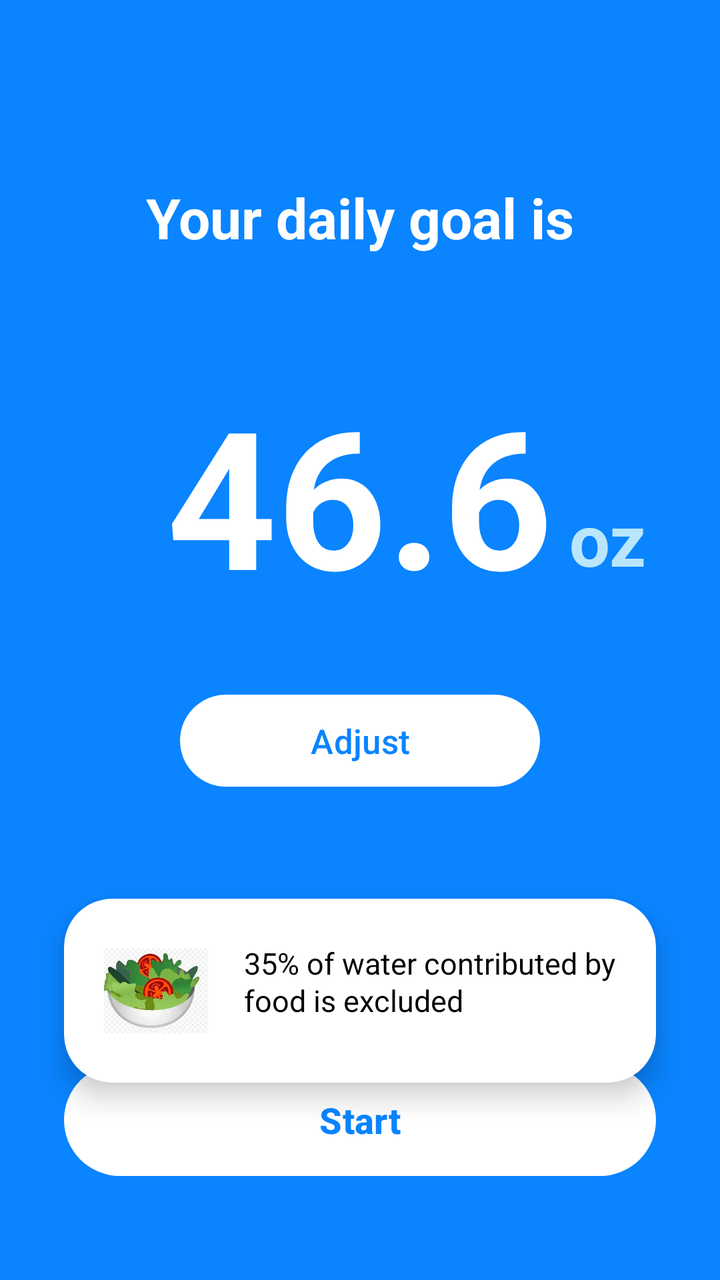
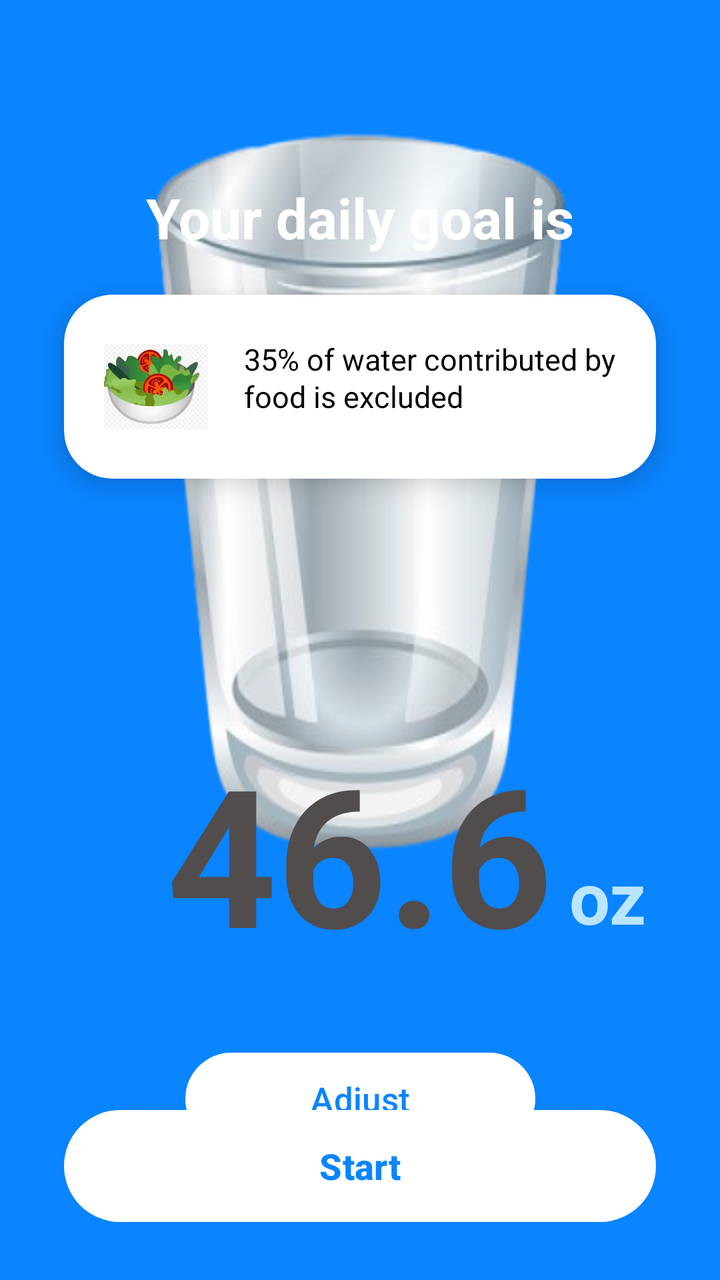

Compare the two renders of this Android layout. The source of the first and the diff that turns it into the second are given below.
<!-- AndroidManifest.xml: application theme Theme.WaterReminder -->
<!-- res/layout/activity_daily_goal.xml -->
<?xml version="1.0" encoding="utf-8"?>
<androidx.constraintlayout.widget.ConstraintLayout xmlns:android="http://schemas.android.com/apk/res/android"
    xmlns:app="http://schemas.android.com/apk/res-auto"
    android:layout_width="match_parent"
    android:layout_height="match_parent"
    android:background="#0A84FF">

    
    <View
        android:layout_width="match_parent"
        android:layout_height="320dp"
        app:layout_constraintTop_toTopOf="parent"
        app:layout_constraintStart_toStartOf="parent" />

    
    <TextView
        android:id="@+id/tv_title"
        android:layout_width="wrap_content"
        android:layout_height="wrap_content"
        android:text="Your daily goal is"
        android:textSize="28sp"
        android:textColor="#FFFFFF"
        android:textStyle="bold"
        app:layout_constraintTop_toTopOf="parent"
        app:layout_constraintStart_toStartOf="parent"
        app:layout_constraintEnd_toEndOf="parent"
        android:layout_marginTop="90dp" />

    
    <com.google.android.material.button.MaterialButtonToggleGroup
        android:id="@+id/unit_group"
        android:layout_width="wrap_content"
        android:layout_height="wrap_content"
        app:singleSelection="true"
        app:layout_constraintTop_toBottomOf="@id/tv_title"
        app:layout_constraintStart_toStartOf="parent"
        app:layout_constraintEnd_toEndOf="parent"
        android:layout_marginTop="32dp">

        <com.google.android.material.button.MaterialButton
            android:id="@+id/btn_ml"
            android:text="ml"
            style="@style/Widget.Material3.Button.OutlinedButton" />

        <com.google.android.material.button.MaterialButton
            android:id="@+id/btn_l"
            android:text="L"
            style="@style/Widget.Material3.Button.OutlinedButton" />

        <com.google.android.material.button.MaterialButton
            android:id="@+id/btn_us_oz"
            android:text="US oz"
            android:checked="true"
            style="@style/Widget.Material3.Button.OutlinedButton" />

        <com.google.android.material.button.MaterialButton
            android:id="@+id/btn_uk_oz"
            android:text="UK oz"
            style="@style/Widget.Material3.Button.OutlinedButton" />

    </com.google.android.material.button.MaterialButtonToggleGroup>

    
    <TextView
        android:id="@+id/tv_goal"
        android:layout_width="wrap_content"
        android:layout_height="wrap_content"
        android:text="46.6"
        android:textSize="96sp"
        android:textColor="#FFFFFF"
        android:textStyle="bold"
        app:layout_constraintTop_toBottomOf="@id/unit_group"
        app:layout_constraintStart_toStartOf="parent"
        app:layout_constraintEnd_toEndOf="parent"
        android:layout_marginTop="24dp" />

    <TextView
        android:id="@+id/tv_unit"
        android:layout_width="wrap_content"
        android:layout_height="wrap_content"
        android:text="oz"
        android:textSize="36sp"
        android:textColor="#BAE6FD"
        android:textStyle="bold"
        app:layout_constraintStart_toEndOf="@id/tv_goal"
        app:layout_constraintBottom_toBottomOf="@id/tv_goal"
        android:layout_marginStart="8dp"
        android:layout_marginBottom="18dp" />

    
    <com.google.android.material.button.MaterialButton
        android:id="@+id/btn_adjust"
        android:layout_width="180dp"
        android:layout_height="54dp"
        android:text="Adjust"
        android:textSize="17sp"
        app:cornerRadius="30dp"
        app:backgroundTint="#FFFFFF"
        android:textColor="#0A84FF"
        app:layout_constraintTop_toBottomOf="@id/tv_goal"
        app:layout_constraintStart_toStartOf="parent"
        app:layout_constraintEnd_toEndOf="parent"
        android:layout_marginTop="32dp" />

    
    <androidx.cardview.widget.CardView
        android:id="@+id/info_card"
        android:layout_width="0dp"
        android:layout_height="wrap_content"
        app:cardCornerRadius="24dp"
        app:cardElevation="8dp"
        app:cardBackgroundColor="#FFFFFF"
        android:layout_marginHorizontal="32dp"
        app:layout_constraintTop_toBottomOf="@id/btn_adjust"
        app:layout_constraintStart_toStartOf="parent"
        app:layout_constraintEnd_toEndOf="parent"
        android:layout_marginTop="52dp">

        <LinearLayout
            android:layout_width="match_parent"
            android:layout_height="wrap_content"
            android:orientation="horizontal"
            android:padding="20dp"
            android:gravity="center_vertical">

            <ImageView
                android:layout_width="52dp"
                android:layout_height="52dp"
                android:src="@drawable/salad"
                android:layout_marginEnd="18dp" />

            <TextView
                android:layout_width="0dp"
                android:layout_height="48dp"
                android:layout_weight="1"
                android:text="35% of water contributed by food is excluded"
                android:textSize="15sp"
                android:textColor="@color/black"
                android:lineSpacingExtra="1dp" />

        </LinearLayout>
    </androidx.cardview.widget.CardView>

    
    <com.google.android.material.button.MaterialButton
        android:id="@+id/btn_start"
        android:layout_width="0dp"
        android:layout_height="64dp"
        android:text="Start"
        android:textSize="18sp"
        android:textStyle="bold"
        app:cornerRadius="32dp"
        app:backgroundTint="#FFFFFF"
        android:textColor="#0A84FF"
        app:layout_constraintBottom_toBottomOf="parent"
        app:layout_constraintStart_toStartOf="parent"
        app:layout_constraintEnd_toEndOf="parent"
        android:layout_marginHorizontal="32dp"
        android:layout_marginBottom="48dp" />

</androidx.constraintlayout.widget.ConstraintLayout>
<!-- resources referenced by this layout -->
<resources>
  <color name="black">#FF000000</color>
  <!-- drawable salad: png bitmap (drawable, 89909 bytes) -->
  <style name="Theme.WaterReminder" parent="Base.Theme.WaterReminder" />
  <style name="Base.Theme.WaterReminder" parent="Theme.Material3.DayNight.NoActionBar">
          
          
      </style>
</resources>

<!-- the commit's change to res/layout/activity_daily_goal.xml (unified diff, before → after) -->
@@ -3,7 +3,16 @@
     xmlns:app="http://schemas.android.com/apk/res-auto"
     android:layout_width="match_parent"
     android:layout_height="match_parent"
+    xmlns:tools="http://schemas.android.com/tools"
     android:background="#0A84FF">
+
+    <ImageView
+        android:layout_width="wrap_content"
+        android:layout_height="0dp"
+        android:background="@drawable/glass"
+        tools:ignore="MissingConstraints"
+        tools:layout_editor_absoluteX="0dp"
+        tools:layout_editor_absoluteY="200dp" />
 
     
     <View
@@ -35,7 +44,8 @@
         app:layout_constraintTop_toBottomOf="@id/tv_title"
         app:layout_constraintStart_toStartOf="parent"
         app:layout_constraintEnd_toEndOf="parent"
-        android:layout_marginTop="32dp">
+        android:layout_marginTop="32dp"
+        >
 
         <com.google.android.material.button.MaterialButton
             android:id="@+id/btn_ml"
@@ -67,12 +77,12 @@
         android:layout_height="wrap_content"
         android:text="46.6"
         android:textSize="96sp"
-        android:textColor="#FFFFFF"
+        android:textColor="#514D4D"
         android:textStyle="bold"
         app:layout_constraintTop_toBottomOf="@id/unit_group"
         app:layout_constraintStart_toStartOf="parent"
         app:layout_constraintEnd_toEndOf="parent"
-        android:layout_marginTop="24dp" />
+        android:layout_marginTop="203dp" />
 
     <TextView
         android:id="@+id/tv_unit"
@@ -90,11 +100,11 @@
     
     <com.google.android.material.button.MaterialButton
         android:id="@+id/btn_adjust"
-        android:layout_width="180dp"
+        android:layout_width="175dp"
         android:layout_height="54dp"
         android:text="Adjust"
         android:textSize="17sp"
-        app:cornerRadius="30dp"
+        app:cornerRadius="40dp"
         app:backgroundTint="#FFFFFF"
         android:textColor="#0A84FF"
         app:layout_constraintTop_toBottomOf="@id/tv_goal"
@@ -111,10 +121,10 @@
         app:cardElevation="8dp"
         app:cardBackgroundColor="#FFFFFF"
         android:layout_marginHorizontal="32dp"
-        app:layout_constraintTop_toBottomOf="@id/btn_adjust"
         app:layout_constraintStart_toStartOf="parent"
         app:layout_constraintEnd_toEndOf="parent"
-        android:layout_marginTop="52dp">
+        app:layout_constraintTop_toBottomOf="@id/tv_title"
+        android:layout_marginTop="20dp">
 
         <LinearLayout
             android:layout_width="match_parent"
@@ -156,6 +166,6 @@
         app:layout_constraintStart_toStartOf="parent"
         app:layout_constraintEnd_toEndOf="parent"
         android:layout_marginHorizontal="32dp"
-        android:layout_marginBottom="48dp" />
+        android:layout_marginBottom="25" />
 
 </androidx.constraintlayout.widget.ConstraintLayout>
<!-- resource entries referenced after the edit -->
@@ -1,6 +1,7 @@
 <!-- resources referenced by this layout -->
 <resources>
   <color name="black">#FF000000</color>
+  <!-- drawable glass: png bitmap (drawable, 118796 bytes) -->
   <!-- drawable salad: png bitmap (drawable, 89909 bytes) -->
   <style name="Theme.WaterReminder" parent="Base.Theme.WaterReminder" />
   <style name="Base.Theme.WaterReminder" parent="Theme.Material3.DayNight.NoActionBar">
